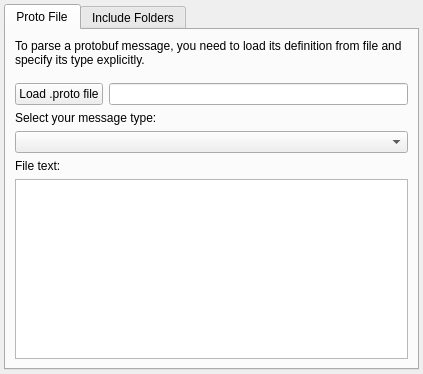
First picture: the form in plotjuggler_plugins/ParserProtobuf/protobuf_parser.ui, repository ros2-gbp/plotjuggler-release, before the edit.
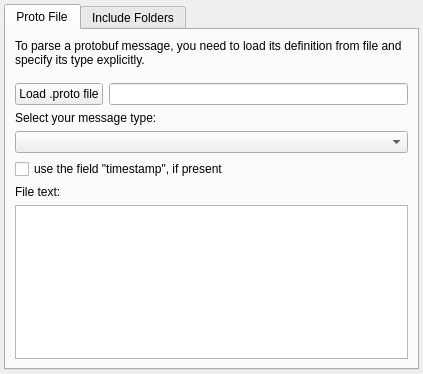
Second picture: the form after the edit.

Patch:
```diff
--- a/plotjuggler_plugins/ParserProtobuf/protobuf_parser.ui
+++ b/plotjuggler_plugins/ParserProtobuf/protobuf_parser.ui
@@ -80,6 +80,16 @@
        <item>
         <widget class="QComboBox" name="comboBox"/>
        </item>
+       <item>
+        <widget class="QCheckBox" name="checkBoxTimestamp">
+         <property name="toolTip">
+          <string>&lt;html&gt;&lt;head/&gt;&lt;body&gt;&lt;p&gt;if the message defintion contains the field &amp;quot;timestamp&amp;quot; and this field is a double, we will use that as timestamp.&lt;/p&gt;&lt;/body&gt;&lt;/html&gt;</string>
+         </property>
+         <property name="text">
+          <string>use the field &quot;timestamp&quot;, if present</string>
+         </property>
+        </widget>
+       </item>
        <item>
         <widget class="QLabel" name="label">
          <property name="text">
```
